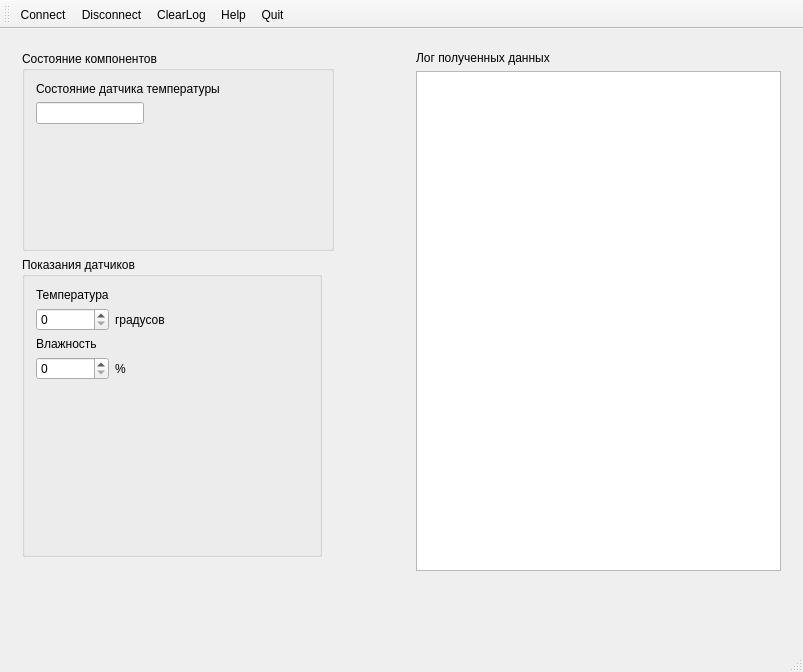
Old version of the form mainwindow.ui in the repository PowerOleg/Qt_can.
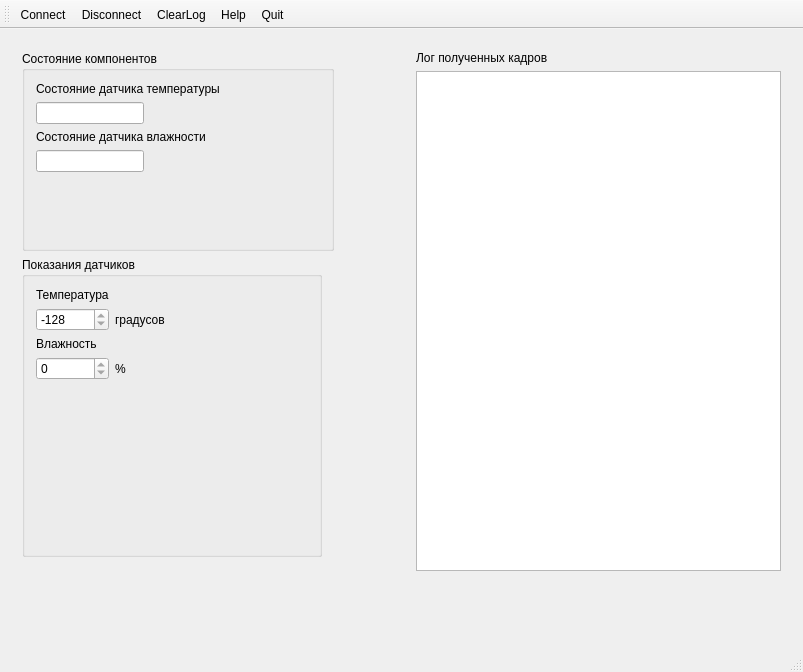
New version of the form. Icons and pictures are not drawn.

Commit message: received temp

What changed in the file:
```diff
--- a/mainwindow.ui
+++ b/mainwindow.ui
@@ -68,6 +68,16 @@
           <item row="1" column="0">
            <widget class="QLineEdit" name="temperatureSensorEdit"/>
           </item>
+          <item row="2" column="0">
+           <widget class="QLabel" name="humiditySensorLable">
+            <property name="text">
+             <string>Состояние датчика влажности</string>
+            </property>
+           </widget>
+          </item>
+          <item row="3" column="0">
+           <widget class="QLineEdit" name="humiditySentorEdit"/>
+          </item>
          </layout>
         </widget>
        </item>
@@ -123,6 +133,18 @@
               <verstretch>0</verstretch>
              </sizepolicy>
             </property>
+            <property name="readOnly">
+             <bool>true</bool>
+            </property>
+            <property name="minimum">
+             <number>-128</number>
+            </property>
+            <property name="maximum">
+             <number>127</number>
+            </property>
+            <property name="value">
+             <number>-128</number>
+            </property>
            </widget>
           </item>
           <item row="2" column="1">
@@ -146,7 +168,14 @@
            </widget>
           </item>
           <item row="4" column="0">
-           <widget class="QSpinBox" name="spinBox"/>
+           <widget class="QSpinBox" name="spinBox">
+            <property name="readOnly">
+             <bool>true</bool>
+            </property>
+            <property name="maximum">
+             <number>100</number>
+            </property>
+           </widget>
           </item>
           <item row="4" column="1">
            <widget class="QLabel" name="percentLabel">
@@ -185,7 +214,7 @@
           </sizepolicy>
          </property>
          <property name="text">
-          <string>Лог полученных данных</string>
+          <string>Лог полученных кадров</string>
          </property>
          <property name="alignment">
           <set>Qt::AlignLeading|Qt::AlignLeft|Qt::AlignTop</set>
```
The commit also changes 1 other file.
